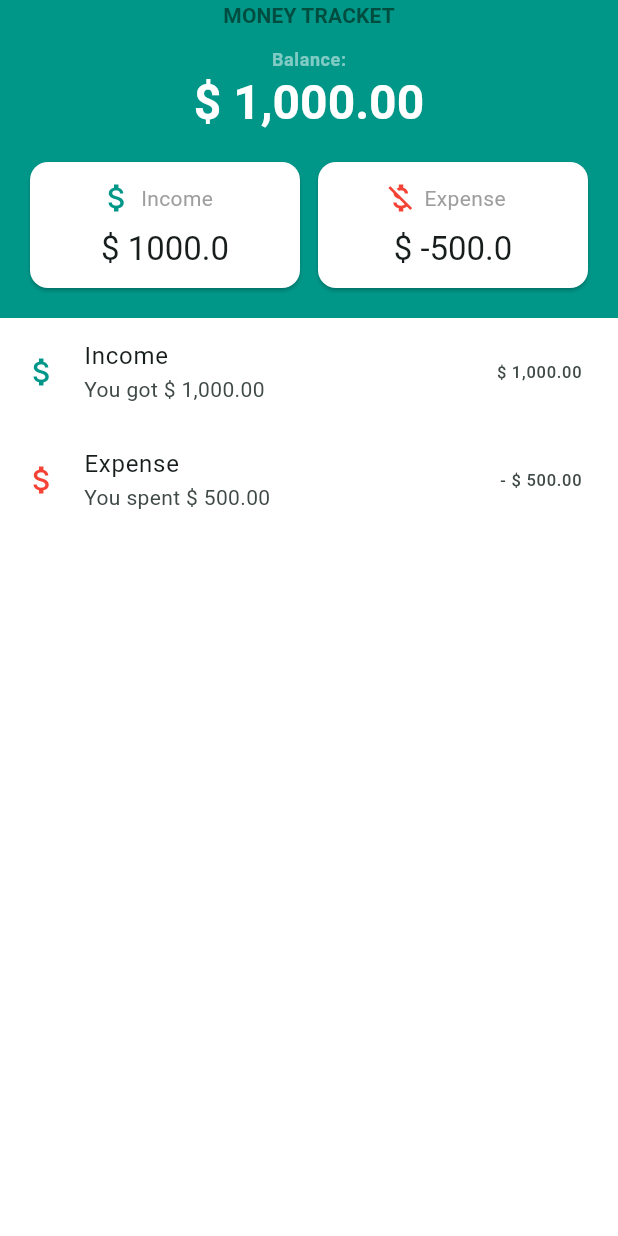
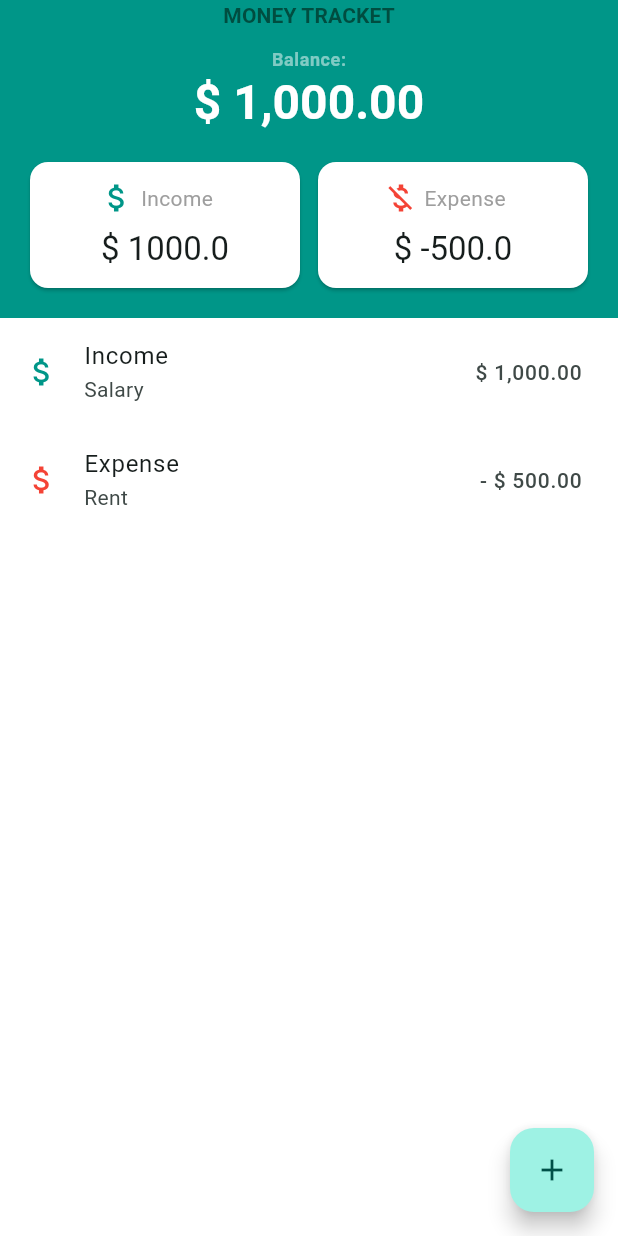
Before and after one commit to EduardoCastillo87/money_tracker, a Flutter app: the screen it shows after launch, on a phone screen of 412 x 824 dp. Run offline on Flutter 3.47's test engine with Material 3 defaults, Android fonts, the phone set to English and light mode, and no system bars.

Commit message:
update text the widget ListTile and propertie subtitle

```diff
--- a/lib/view/components/transaction_list.dart
+++ b/lib/view/components/transaction_list.dart
@@ -13,14 +13,20 @@ class Transactions_list extends StatelessWidget {
             ListTile(
               leading: const Icon(Icons.attach_money, color: Colors.teal),
               title: const Text('Income'),
-              subtitle: const Text('You got \$ 1,000.00'),
-              trailing: const Text('\$ 1,000.00'),
+              subtitle: const Text('Salary'),
+              trailing: const Text(
+                '\$ 1,000.00',
+                style: TextStyle(fontSize: 14),
+              ),
             ),
             ListTile(
               leading: const Icon(Icons.attach_money, color: Colors.red),
               title: const Text('Expense'),
-              subtitle: const Text('You spent \$ 500.00'),
-              trailing: const Text('- \$ 500.00'),
+              subtitle: const Text('Rent'),
+              trailing: const Text(
+                '- \$ 500.00',
+                style: TextStyle(fontSize: 14),
+              ),
             ),
           ],
         ),
--- a/lib/view/home_screen.dart
+++ b/lib/view/home_screen.dart
@@ -14,6 +14,10 @@ class HomeScreen extends StatelessWidget {
         bottom: false,
         child: Column(children: [homeHeader(), Transactions_list()]),
       ),
+      floatingActionButton: FloatingActionButton(
+        onPressed: () {},
+        child: const Icon(Icons.add),
+      ),
     );
   }
 }
```
